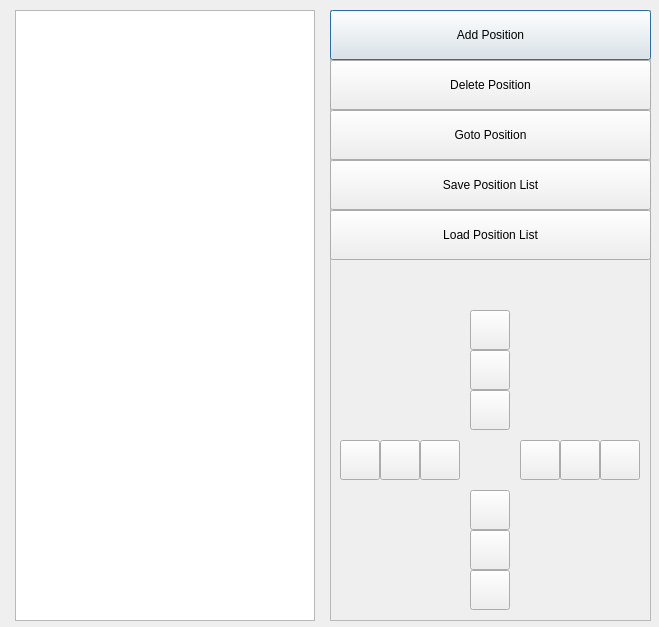
Old version of the form src/app/src/stagecontrol.ui in the repository CuriBio/nautilus_acquisition.
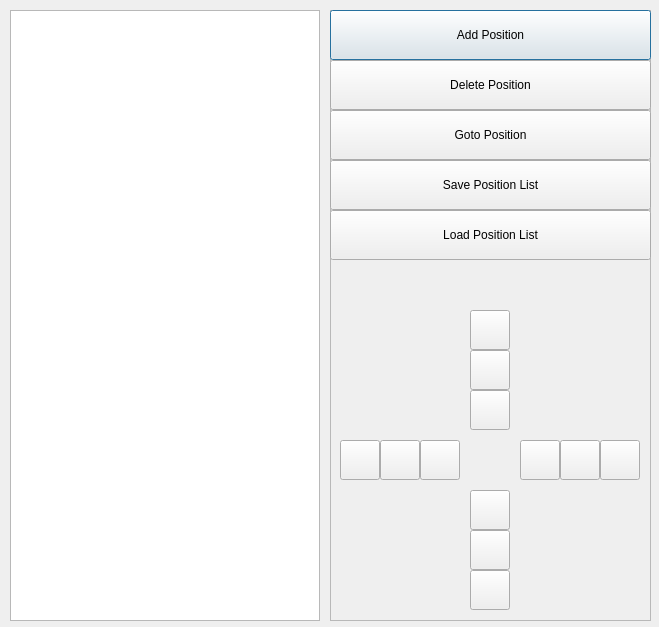
New version of the form.

The edit to the form file:
```diff
--- a/src/app/src/stagecontrol.ui
+++ b/src/app/src/stagecontrol.ui
@@ -27,7 +27,7 @@
      <widget class="QListWidget" name="stageLocations">
       <property name="maximumSize">
        <size>
-        <width>300</width>
+        <width>310</width>
         <height>16777215</height>
        </size>
       </property>
```
